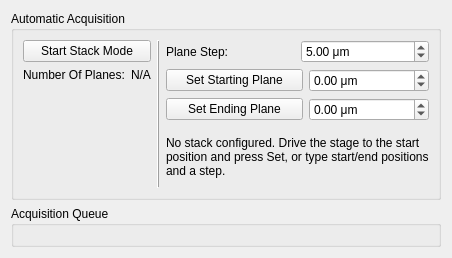
The window that lightsheet/gui/panels/ui_stack_panel.ui (LIOMLab/lightsheet) describes before a commit, drawn with Qt 5.
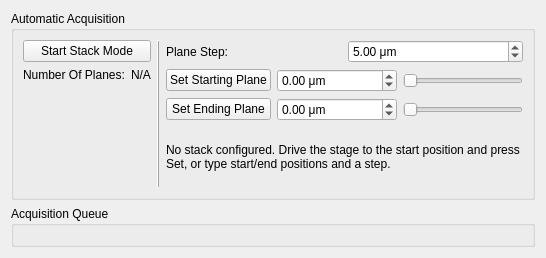
The same window after the commit. Custom widgets are drawn as their Qt base class.

Commit message: feat(field-spec): promote QDoubleSpinBox to FieldSpecSpinBox in 6 panels

```diff
--- a/lightsheet/gui/panels/ui_stack_panel.ui
+++ b/lightsheet/gui/panels/ui_stack_panel.ui
@@ -214,6 +214,20 @@
             </property>
            </widget>
           </item>
+          <item>
+          <widget class="QSlider" name="slider_doubleSpinBox_acqFirstPlane">
+          <property name="orientation">
+          <enum>Qt::Horizontal</enum>
+          </property>
+          <property name="minimumSize">
+          <size>
+          <width>120</width>
+          <height>0</height>
+          </size>
+          </property>
+          </widget>
+          </item>
+
          </layout>
         </item>
         <item>
@@ -268,6 +282,20 @@
             </property>
            </widget>
           </item>
+          <item>
+          <widget class="QSlider" name="slider_doubleSpinBox_acqLastPlane">
+          <property name="orientation">
+          <enum>Qt::Horizontal</enum>
+          </property>
+          <property name="minimumSize">
+          <size>
+          <width>120</width>
+          <height>0</height>
+          </size>
+          </property>
+          </widget>
+          </item>
+
          </layout>
         </item>
         <item>
@@ -320,6 +348,13 @@
    </item>
   </layout>
  </widget>
- <resources/>
+ <customwidgets>
+ <customwidget>
+  <class>FieldSpecSpinBox</class>
+  <extends>QDoubleSpinBox</extends>
+  <header>lightsheet.gui.widgets.field_spec_spinbox</header>
+ </customwidget>
+</customwidgets>
+<resources/>
  <connections/>
 </ui>
```
Left out of the diff: 6 changed lines with no effect on the pictures. The commit also changes 13 other files.
